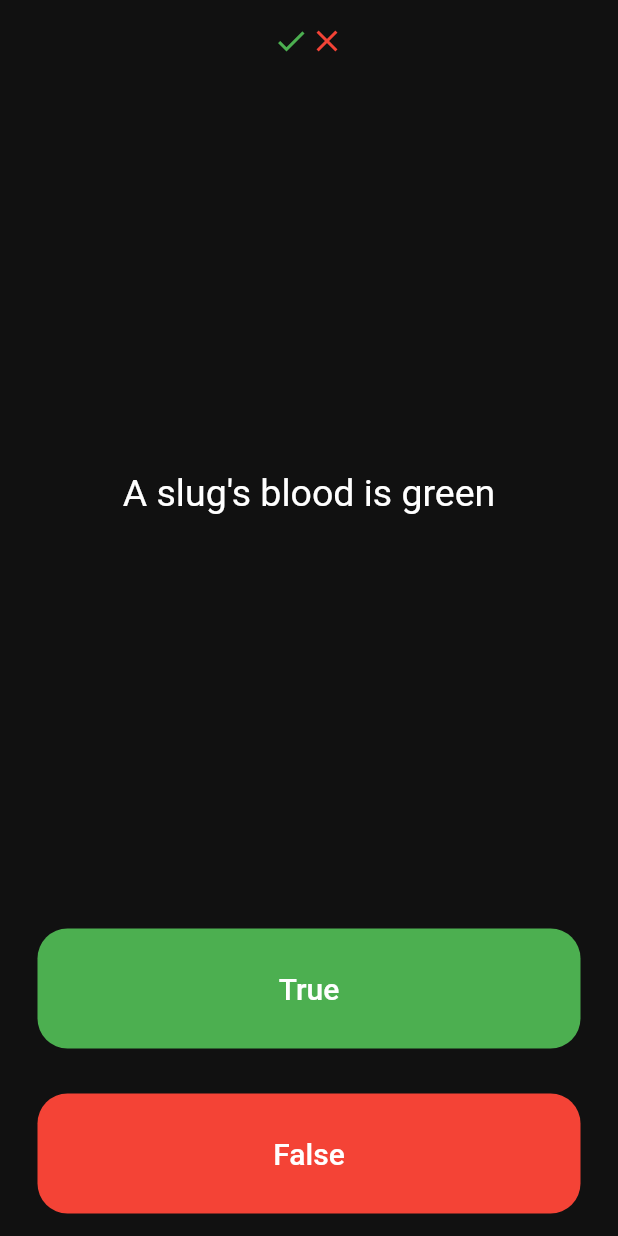
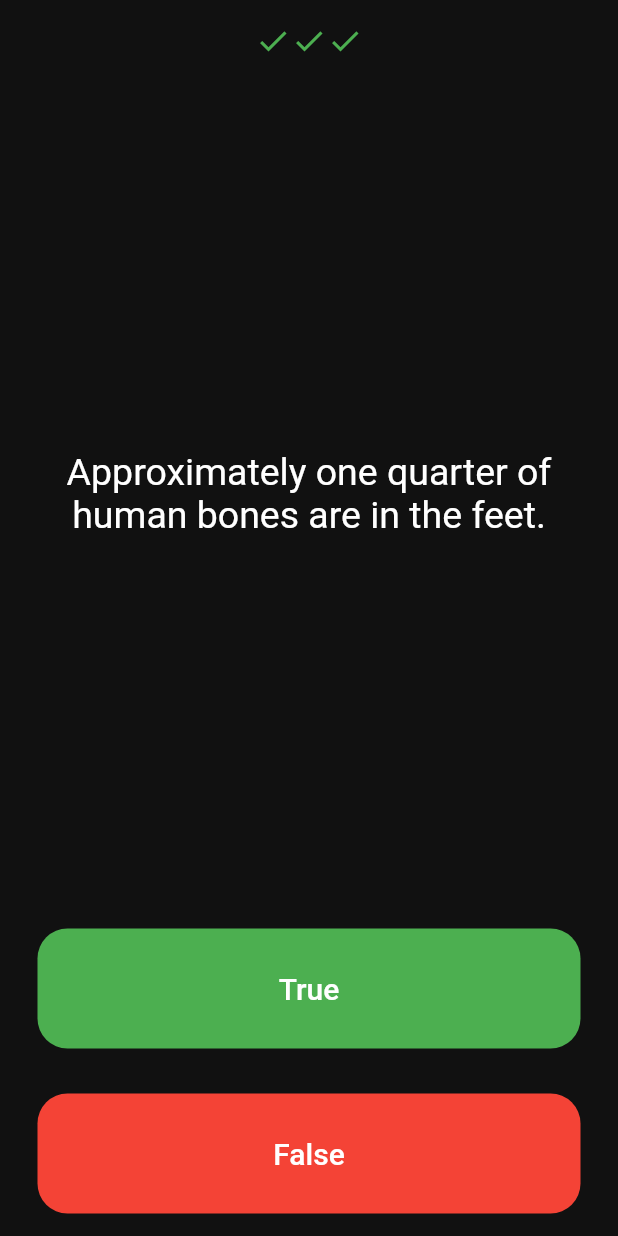
Before and after one commit to Basith-P/Quizzler, a Flutter app: the screen it shows after launch, after a tap on "True", after a tap on "False", on a phone screen of 412 x 824 dp. Run offline on Flutter 3.47's test engine with Material 2 defaults, Android fonts, the phone set to English and light mode, and no system bars.

Commit message:
Fix range error

```diff
--- a/lib/models/qna.dart
+++ b/lib/models/qna.dart
@@ -2,5 +2,5 @@ class QnA {
   String q;
   bool a;
 
-  QnA({required this.q, required this.a});
+  QnA(this.q, this.a);
 }
--- /dev/null
+++ b/lib/quiz_brain.dart
@@ -0,0 +1,41 @@
+import 'models/qna.dart';
+
+class QuizBrain {
+  int _qNum = 0;
+
+  List<QnA> _questionBank = [
+    QnA('Some cats are actually allergic to humans', true),
+    QnA('You can lead a cow down stairs but not up stairs.', false),
+    QnA('Approximately one quarter of human bones are in the feet.', true),
+    QnA('A slug\'s blood is green.', true),
+    QnA('Buzz Aldrin\'s mother\'s maiden name was \"Moon\".', true),
+    QnA('It is illegal to pee in the Ocean in Portugal.', true),
+    QnA('No piece of square dry paper can be folded in half more than 7 times.',
+        false),
+    QnA('In London, UK, if you happen to die in the House of Parliament, you are technically entitled to a state funeral, because the building is considered too sacred a place.',
+        true),
+    QnA('The loudest sound produced by any animal is 188 decibels. That animal is the African Elephant.',
+        false),
+    QnA('The total surface area of two human lungs is approximately 70 square metres.',
+        true),
+    QnA('Google was originally called \"Backrub\".', true),
+    QnA('Chocolate affects a dog\'s heart and nervous system; a few ounces are enough to kill a small dog.',
+        true),
+    QnA('In West Virginia, USA, if you accidentally hit an animal with your car, you are free to take it home to eat.',
+        true),
+  ];
+
+  void nextQuestion() {
+    if (_qNum < _questionBank.length - 1) {
+      _qNum++;
+    }
+  }
+
+  String getQText() {
+    return _questionBank[_qNum].q;
+  }
+
+  bool getAText() {
+    return _questionBank[_qNum].a;
+  }
+}
--- a/lib/screens/home_screen.dart
+++ b/lib/screens/home_screen.dart
@@ -1,6 +1,8 @@
 import 'package:flutter/material.dart';
 
-import '../models/qna.dart';
+import '../quiz_brain.dart';
+
+QuizBrain quizBrain = QuizBrain();
 
 class HomeScreen extends StatelessWidget {
   @override
@@ -23,14 +25,6 @@ class QuizPage extends StatefulWidget {
 }
 
 List<Widget> scoreKeeper = [];
-List<QnA> questionBank = [
-  QnA(q: 'You can lead a cow down stairs but not up stairs', a: false),
-  QnA(q: 'Approximately one quarter of human bones are in the feet', a: true),
-  QnA(q: 'A slug\'s blood is green', a: true),
-];
-// ];
-
-int qNum = 0;
 
 class _QuizPageState extends State<QuizPage> {
   @override
@@ -50,7 +44,7 @@ class _QuizPageState extends State<QuizPage> {
           flex: 5,
           child: Center(
             child: Text(
-              questionBank[qNum].q,
+              quizBrain.getQText(),
               textAlign: TextAlign.center,
               style: TextStyle(
                 fontSize: 25,
@@ -77,8 +71,20 @@ class _QuizPageState extends State<QuizPage> {
                 style: TextStyle(fontSize: 20),
               ),
               onPressed: () {
+                bool correctAns = quizBrain.getAText();
+                if (correctAns == true) {
+                  scoreKeeper.add(Icon(
+                    Icons.check,
+                    color: Colors.green,
+                  ));
+                } else {
+                  scoreKeeper.add(Icon(
+                    Icons.close,
+                    color: Colors.red,
+                  ));
+                }
                 setState(() {
-                  qNum++;
+                  quizBrain.nextQuestion();
                   scoreKeeper.add(
                     Icon(
                       Icons.check,
@@ -108,7 +114,7 @@ class _QuizPageState extends State<QuizPage> {
                 style: TextStyle(fontSize: 20),
               ),
               onPressed: () {
-                bool correctAns = questionBank[qNum].a;
+                bool correctAns = quizBrain.getAText();
                 if (correctAns == false) {
                   scoreKeeper.add(Icon(
                     Icons.check,
@@ -121,7 +127,7 @@ class _QuizPageState extends State<QuizPage> {
                   ));
                 }
                 setState(() {
-                  qNum++;
+                  quizBrain.nextQuestion();
                 });
               },
             ),
```
